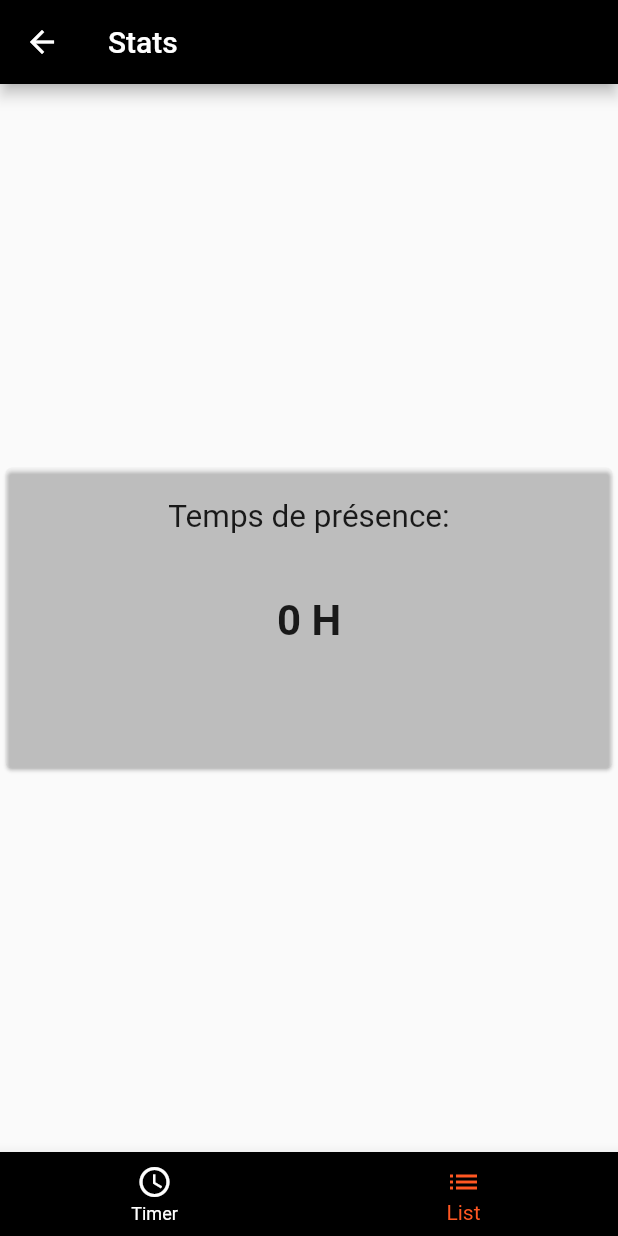
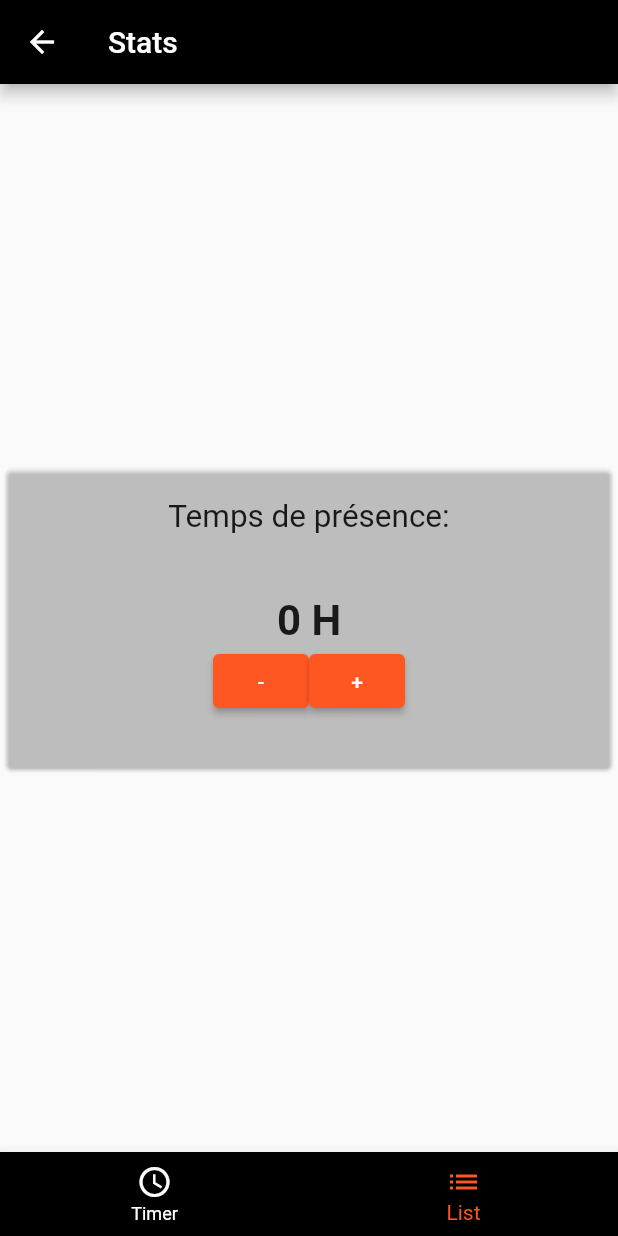
Before and after one commit to Apcaryu/Pleptime, a Flutter app: the MyStatPage screen opened directly, on a phone screen of 412 x 824 dp. Run offline on Flutter 3.47's test engine with Material 2 defaults, Android fonts, the phone set to English and light mode, and no system bars.

Commit message:
add button for mofify total hours

```diff
--- a/pleptime/lib/statePage.dart
+++ b/pleptime/lib/statePage.dart
@@ -52,6 +52,21 @@ class _MyStatPageState extends State<MyStatPage> {
                   textAlign: TextAlign.center,
                   style: const TextStyle(fontWeight: FontWeight.bold),
                 ),
+                Row(
+                  mainAxisAlignment: MainAxisAlignment.center,
+                  children: [
+                    ElevatedButton(onPressed: (){},
+                        child: Text("-"),
+                    style: ElevatedButton.styleFrom(
+                      primary: Colors.deepOrange),
+                    ),
+                    ElevatedButton(onPressed: (){},
+                        child: Text("+"),
+                        style: ElevatedButton.styleFrom(
+                          primary: Colors.deepOrange,
+                        ),)
+                  ],
+                ),
               ],
             ),
           ),
```
